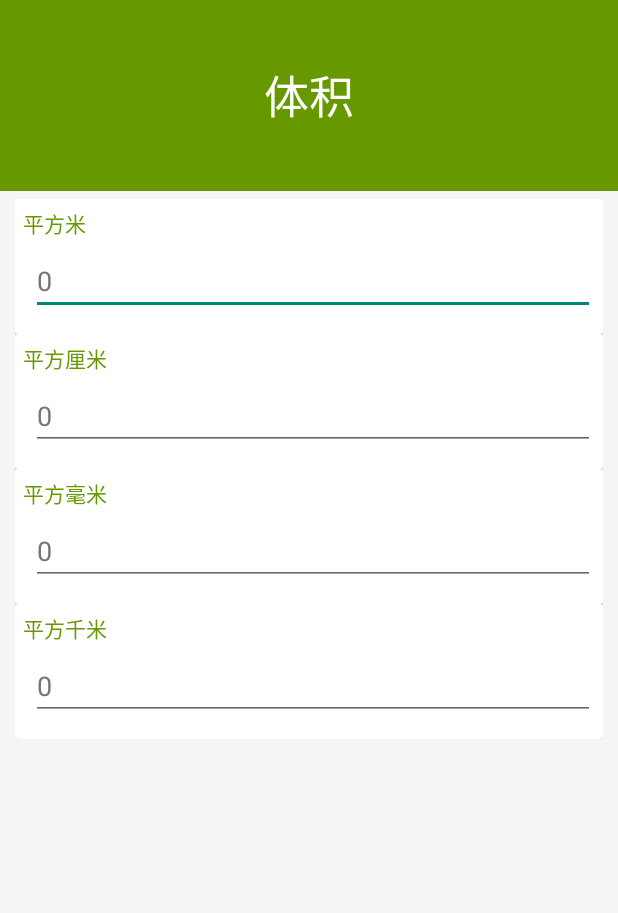
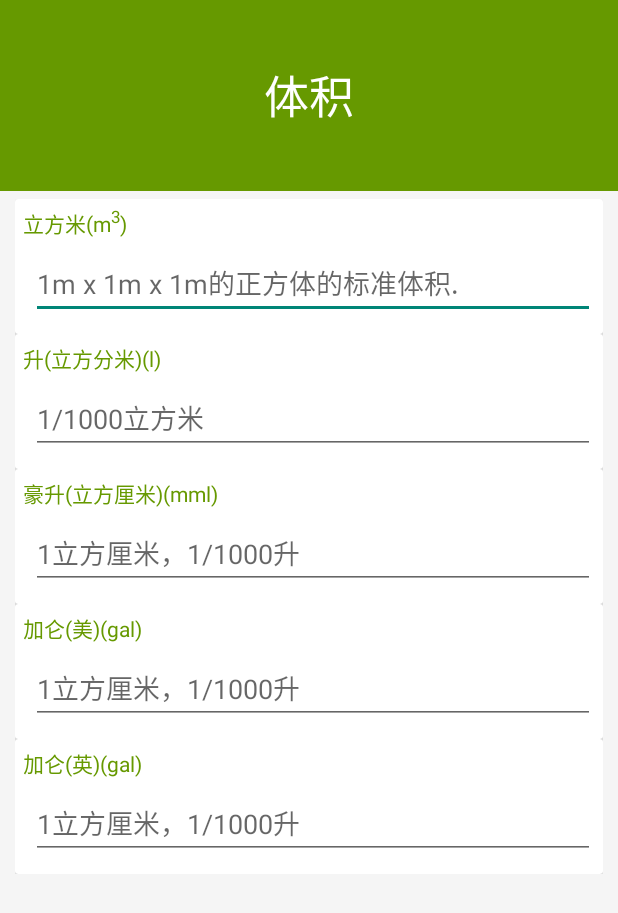
Before and after one commit to ctg168/MaterialSample, an Android app: the screen it shows after launch (MainActivity), in the side drawer, after a tap on "体积", on a phone screen of 412 x 824 dp. Shown: the top 913 px of the screen. Run offline under Robolectric (Android 15) with nearby library versions, the phone set to English and light mode, and no system bars.

Commit message:
根据不同的换算类型，设置不同的颜色，可以了。

```diff
--- a/app/src/main/java/com/terry/materialsample/HuanData.java
+++ b/app/src/main/java/com/terry/materialsample/HuanData.java
@@ -1,13 +1,16 @@
 package com.terry.materialsample;
+
+import android.text.Html;
 
 import java.math.BigDecimal;
 
 public class HuanData {
 
+    //长度
     public static class LengthHuan extends Huan {
 
         public LengthHuan() {
-            HuanItem huanItem_m = new HuanItem("米", "m[<2>]", EqualTypeEnum.Equal, new BigDecimal("1.0"), "", true, true, "光在真空中1⁄299 792 458秒走过的距离（国际单位制基本单位）");
+            HuanItem huanItem_m = new HuanItem("米", "m", EqualTypeEnum.Equal, new BigDecimal("1.0"), "", true, true, "光在真空中1⁄299 792 458秒走过的距离（国际单位制基本单位）");
             HuanItem huanItem_cm = new HuanItem("厘米", "cm", EqualTypeEnum.Equal, new BigDecimal("0.01"), "", true, false, "0.01米");
             HuanItem huanItem_mm = new HuanItem("毫米", "li", EqualTypeEnum.Equal, new BigDecimal("0.001"), "", true, false, "0.001米");
             HuanItem huanItem_km = new HuanItem("千米", "km", EqualTypeEnum.Equal, new BigDecimal("1000.0"), "", true, false, "一米的一千倍，也叫公里");
@@ -39,12 +42,13 @@ public class HuanData {
         }
     }
 
+    //面积
     public static class AreaHuan extends Huan {
         public AreaHuan() {
-            HuanItem huanItem_m =  new HuanItem("平方米", "m[<2>]", EqualTypeEnum.Equal, new BigDecimal("1.0"), "", true, true, "光在真空中1⁄299 792 458秒走过的距离（国际单位制基本单位）");
-            HuanItem huanItem_cm = new HuanItem("平方厘米", "cm", EqualTypeEnum.Equal, new BigDecimal("0.00001"), "", true, false, "0.01米");
-            HuanItem huanItem_mm = new HuanItem("平方毫米", "li", EqualTypeEnum.Equal, new BigDecimal("0.000000001"), "", true, false, "0.001米");
-            HuanItem huanItem_km = new HuanItem("平方千米", "km", EqualTypeEnum.Equal, new BigDecimal("1000000.0"), "", true, false, "一百万平方米");
+            HuanItem huanItem_m = new HuanItem("平方米", "m<small><sup>2</sup></small>", EqualTypeEnum.Equal, new BigDecimal("1.0"), "", true, true, "光在真空中1⁄299 792 458秒走过的距离（国际单位制基本单位）");
+            HuanItem huanItem_cm = new HuanItem("平方厘米", "cm<small><sup>2</sup></small>", EqualTypeEnum.Equal, new BigDecimal("0.00001"), "", true, false, "0.01米");
+            HuanItem huanItem_mm = new HuanItem("平方毫米", "mm<small><sup>2</sup></small>", EqualTypeEnum.Equal, new BigDecimal("0.000000001"), "", true, false, "0.001米");
+            HuanItem huanItem_km = new HuanItem("平方千米", "km<small><sup>2</sup></small>", EqualTypeEnum.Equal, new BigDecimal("1000000.0"), "", true, false, "一百万平方米");
 
             this.add(huanItem_m);
             this.add(huanItem_cm);
@@ -53,4 +57,38 @@ public class HuanData {
         }
     }
 
+    //体积
+    public static class VolumnHuan extends Huan {
+        public VolumnHuan() {
+            this.add(new HuanItem("立方米", "m<small><sup>3</sup></small>", EqualTypeEnum.Equal, new BigDecimal("1.0"), "", true, true, "1m x 1m x 1m的正方体的标准体积."));
+            this.add(new HuanItem("升(立方分米)", "l", EqualTypeEnum.Equal, new BigDecimal("0.001"), "", true, false, "1/1000立方米"));
+            this.add(new HuanItem("豪升(立方厘米)", "mml", EqualTypeEnum.Equal, new BigDecimal("0.001").multiply(new BigDecimal("0.001")), "", true, false, "1立方厘米，1/1000升"));
+
+            this.add(new HuanItem("加仑(美)", "gal", EqualTypeEnum.Equal, new BigDecimal("0.001"), "", true, false, "1立方厘米，1/1000升"));
+            this.add(new HuanItem("加仑(英)", "gal", EqualTypeEnum.Equal, new BigDecimal("0.001"), "", true, false, "1立方厘米，1/1000升"));
+
+        }
+    }
+
+    public static class WeightHuan extends Huan {
+        public WeightHuan() {
+            this.add(new HuanItem("千克", "kg", EqualTypeEnum.Full, new BigDecimal("1.0"), "", true, true, "约等于常温下一升纯净水的质量"));
+            this.add(new HuanItem("克", "g", EqualTypeEnum.Full, new BigDecimal("0.001"), "", true, false, "1克的千分之一"));
+            this.add(new HuanItem("磅(pound)", "lb", EqualTypeEnum.Full, new BigDecimal("0.45359237"), "", true, false, "0.45359237千克"));
+            this.add(new HuanItem("盎司", "oz av", EqualTypeEnum.Full, new BigDecimal("0.001").multiply(new BigDecimal("28.349523125")), "", true, false, "1/16 磅"));
+        }
+    }
+
+    public static class DataStorageHuan extends Huan {
+        public DataStorageHuan() {
+            this.add(new HuanItem("比特", "b", EqualTypeEnum.Full,         new BigDecimal("1.0"), "", true, true, "1比特"));
+            this.add(new HuanItem("字节", "B", EqualTypeEnum.Full,         new BigDecimal("8"), "", true, false, "一个字节等于8个比特"));
+            this.add(new HuanItem("千字节", "KB", EqualTypeEnum.Full,      new BigDecimal("8").multiply(new BigDecimal("1024")), "", true, false, "1024个字节"));
+            this.add(new HuanItem("兆字节", "MB", EqualTypeEnum.Full,      new BigDecimal("8").multiply(new BigDecimal("1024")).multiply(new BigDecimal("1024")), "", true, false, "1024<small><sup>2</sup></small>个字节"));
+            this.add(new HuanItem("千兆字节", "GB", EqualTypeEnum.Full,    new BigDecimal("8").multiply(new BigDecimal("1024")).multiply(new BigDecimal("1024")).multiply(new BigDecimal("1024")), "", true, false, "1024<small><sup>3</sup></small>个字节"));
+            this.add(new HuanItem("太字节", "TB", EqualTypeEnum.Full,      new BigDecimal("8").multiply(new BigDecimal("1024")).multiply(new BigDecimal("1024")).multiply(new BigDecimal("1024")).multiply(new BigDecimal("1024")), "", true, false, "1024<small><sup>4</sup></small>个字节"));
+            this.add(new HuanItem("拍字节", "PB", EqualTypeEnum.Full,      new BigDecimal("8").multiply(new BigDecimal("1024")).multiply(new BigDecimal("1024")).multiply(new BigDecimal("1024")).multiply(new BigDecimal("1024")).multiply(new BigDecimal("1024")), "", true, false, "1024<small><sup>5</sup></small>个字节"));
+            this.add(new HuanItem("艾字节", "EB", EqualTypeEnum.Full,      new BigDecimal("8").multiply(new BigDecimal("1024")).multiply(new BigDecimal("1024")).multiply(new BigDecimal("1024")).multiply(new BigDecimal("1024")).multiply(new BigDecimal("1024")).multiply(new BigDecimal("1024")), "", true, false, "1024<small><sup>6</sup></small>个字节"));
+        }
+    }
 }
--- a/app/src/main/java/com/terry/materialsample/HuanFragment.java
+++ b/app/src/main/java/com/terry/materialsample/HuanFragment.java
@@ -4,6 +4,7 @@ import android.app.Activity;
 import android.net.Uri;
 import android.os.Bundle;
 import android.support.v7.widget.CardView;
+import android.text.Html;
 import android.view.LayoutInflater;
 import android.view.View;
 import android.view.ViewGroup;
@@ -45,42 +46,44 @@ public class HuanFragment extends BaseFragment {
 
     public void LoadData() {
         System.out.println("HuanFragment.LoadData");
-        if (mItem.equals(getResources().getString(R.string.menu_huan_title_01))) {
+        if (mItem.equals(getResources().getString(R.string.menu_huan_title_Length))) {
             CurrentHuan = new HuanData.LengthHuan();
             CurrentThemeColor = getResources().getColor(R.color.app_blue);
-        } else if (mItem.equals(getResources().getString(R.string.menu_huan_title_02))) {
+        } else if (mItem.equals(getResources().getString(R.string.menu_huan_title_Area))) {
             CurrentHuan = new HuanData.AreaHuan();
             CurrentThemeColor = getResources().getColor(R.color.app_green);
-        } else if (mItem.equals(getResources().getString(R.string.menu_huan_title_03))) {
-            CurrentHuan = new HuanData.AreaHuan();
+        } else if (mItem.equals(getResources().getString(R.string.menu_huan_title_Volume))) {
+            CurrentHuan = new HuanData.VolumnHuan();
             CurrentThemeColor = getResources().getColor(R.color.app_green_dark);
-        } else if (mItem.equals(getResources().getString(R.string.menu_huan_title_04))) {
-            CurrentHuan = new HuanData.AreaHuan();
+        } else if (mItem.equals(getResources().getString(R.string.menu_huan_title_Weight))) {
+            CurrentHuan = new HuanData.WeightHuan();
             CurrentThemeColor = getResources().getColor(R.color.app_blue_dark);
-        } else if (mItem.equals(getResources().getString(R.string.menu_huan_title_05))) {
-            CurrentHuan = new HuanData.AreaHuan();
+        } else if (mItem.equals(getResources().getString(R.string.menu_huan_title_DigitalStorage))) {
+            CurrentHuan = new HuanData.DataStorageHuan();
             CurrentThemeColor = getResources().getColor(R.color.app_orange);
-        } else if (mItem.equals(getResources().getString(R.string.menu_huan_title_06))) {
+        } else if (mItem.equals(getResources().getString(R.string.menu_huan_title_Density))) {
             CurrentHuan = new HuanData.AreaHuan();
             CurrentThemeColor = getResources().getColor(R.color.app_orange_dark);
-        } else if (mItem.equals(getResources().getString(R.string.menu_huan_title_07))) {
+        } else if (mItem.equals(getResources().getString(R.string.menu_huan_title_Force))) {
             CurrentHuan = new HuanData.AreaHuan();
             CurrentThemeColor = getResources().getColor(R.color.app_purple);
-        } else if (mItem.equals(getResources().getString(R.string.menu_huan_title_08))) {
+        } else if (mItem.equals(getResources().getString(R.string.menu_huan_title_Pressure))) {
             CurrentHuan = new HuanData.AreaHuan();
             CurrentThemeColor = getResources().getColor(R.color.app_purple_dark);
-        } else if (mItem.equals(getResources().getString(R.string.menu_huan_title_09))) {
+        } else if (mItem.equals(getResources().getString(R.string.menu_huan_title_Power))) {
             CurrentHuan = new HuanData.AreaHuan();
             CurrentThemeColor = getResources().getColor(R.color.app_red);
-        } else if (mItem.equals(getResources().getString(R.string.menu_huan_title_10))) {
+        } else if (mItem.equals(getResources().getString(R.string.menu_huan_title_Temperature))) {
             CurrentHuan = new HuanData.AreaHuan();
             CurrentThemeColor = getResources().getColor(R.color.app_red_dark);
-        } else if (mItem.equals(getResources().getString(R.string.menu_huan_title_11))) {
+        } else if (mItem.equals(getResources().getString(R.string.menu_huan_title_Power))) {
             CurrentHuan = new HuanData.AreaHuan();
             CurrentThemeColor = getResources().getColor(R.color.md_light_blue_600);
+        } else if (mItem.equals(getResources().getString(R.string.menu_huan_title_Speed))) {
+            CurrentHuan = new HuanData.AreaHuan();
+            CurrentThemeColor = getResources().getColor(R.color.md_light_green_600);
         } else {
-            CurrentHuan = new HuanData.LengthHuan();
-            CurrentThemeColor = getResources().getColor(R.color.md_light_green_600);
+            throw new RuntimeException("stub!");
         }
     }
 
@@ -118,23 +121,23 @@ public class HuanFragment extends BaseFragment {
 
 
         for (HuanItem item : CurrentHuan) {
+            item.EditorId = ++editorId;
 
             CardView cardView = (CardView) LayoutInflater.from(this.getActivity()).inflate(R.layout.huan_item_layout, lstMain, false);
 
             TextView textView = (TextView) cardView.findViewById(R.id.item_name);
-            textView.setText(item.ItemName);
+
+            textView.setText(Html.fromHtml(String.format("%s(%s)", item.ItemName, item.Symbol)));
+
             textView.setTextColor(this.CurrentThemeColor);
 
             HuanItemEditText editText = (HuanItemEditText) cardView.findViewById(R.id.item_value_editor);
+            editText.setId(item.EditorId);
             editText.setEditItem(item);
-            editText.setText(String.valueOf(BigDecimal.ZERO));
             editText.setTextColor(getResources().getColor(R.color.md_grey_600));
-
-            item.EditorId = ++editorId;
-            editText.setId(item.EditorId);
+            editText.setHint(Html.fromHtml(item.ItemDesc));
 
             HuanTextWatcher watcher = new HuanTextWatcher(lstMain, item, editText, CurrentHuan);
-
             editText.addTextChangedListener(watcher);
 
 //            Animation animation = new TranslateAnimation(200,0,0,0);
--- a/app/src/main/java/com/terry/materialsample/HuanItem.java
+++ b/app/src/main/java/com/terry/materialsample/HuanItem.java
@@ -23,13 +23,13 @@ public class HuanItem {
     public BigDecimal Value;              //计算出的值
 
     public HuanItem(String itemName, String symbol, EqualTypeEnum equalType, BigDecimal formula, String formulaDesc, boolean isCommon, boolean isSI, String itemDesc) {
-        EqualType = equalType;
+        this.EqualType = equalType;
         this.formula = formula;
         this.formulaDesc = formulaDesc;
-        IsCommon = isCommon;
-        IsSI = isSI;
-        ItemDesc = itemDesc;
-        ItemName = itemName;
-        Symbol = symbol;
+        this.IsCommon = isCommon;
+        this.IsSI = isSI;
+        this.ItemDesc = itemDesc;
+        this.ItemName = itemName;
+        this.Symbol = symbol;
     }
 }
--- a/app/src/main/java/com/terry/materialsample/HuanTextWatcher.java
+++ b/app/src/main/java/com/terry/materialsample/HuanTextWatcher.java
@@ -49,8 +49,9 @@ public class HuanTextWatcher implements TextWatcher {
         SourceItem = Sender.getEditItem(); //编辑项
 
         if (s.length() > 0) {
+
             //文本值转换成标准值
-            BigDecimal StdValue = new BigDecimal(s.toString()).multiply(SourceItem.formula);
+            BigDecimal StdValue = new BigDecimal(s.toString().replace(",", "")).multiply(SourceItem.formula);
 
 
             DecimalFormat decimalFormat = (DecimalFormat) DecimalFormat.getInstance(Locale.CHINESE);
--- a/app/src/main/res/layout/huan_item_layout.xml
+++ b/app/src/main/res/layout/huan_item_layout.xml
@@ -35,7 +35,9 @@
                 android:layout_width="match_parent"
                 android:layout_height="wrap_content"
                 android:inputType="numberDecimal"
-                android:textCursorDrawable="@null"/>
+                android:textCursorDrawable="@null"
+
+                />
 
         </FrameLayout>
 
--- a/app/src/main/res/menu/menu_drawer_view.xml
+++ b/app/src/main/res/menu/menu_drawer_view.xml
@@ -2,23 +2,25 @@
 <menu xmlns:android="http://schemas.android.com/apk/res/android">
 
     <group android:checkableBehavior="single" android:id="@+id/menu_group_huan">
-        <item android:icon="@mipmap/ic_forum" android:title="@string/menu_huan_title_01"/>
-        <item android:icon="@mipmap/ic_forum" android:title="@string/menu_huan_title_02"/>
-        <item android:icon="@mipmap/ic_forum" android:title="@string/menu_huan_title_03"/>
-        <item android:icon="@mipmap/ic_forum" android:title="@string/menu_huan_title_04"/>
-        <item android:icon="@mipmap/ic_forum" android:title="@string/menu_huan_title_05"/>
-        <item android:icon="@mipmap/ic_forum" android:title="@string/menu_huan_title_06"/>
-        <item android:icon="@mipmap/ic_forum" android:title="@string/menu_huan_title_07"/>
-        <item android:icon="@mipmap/ic_forum" android:title="@string/menu_huan_title_08"/>
-        <item android:icon="@mipmap/ic_forum" android:title="@string/menu_huan_title_09"/>
-        <item android:icon="@mipmap/ic_forum" android:title="@string/menu_huan_title_10"/>
-        <item android:icon="@mipmap/ic_forum" android:title="@string/menu_huan_title_11"/>
+        <item android:icon="@mipmap/ic_forum" android:title="@string/menu_huan_title_Length"/>
+        <item android:icon="@mipmap/ic_forum" android:title="@string/menu_huan_title_Area"/>
+        <item android:icon="@mipmap/ic_forum" android:title="@string/menu_huan_title_Volume"/>
+        <item android:icon="@mipmap/ic_forum" android:title="@string/menu_huan_title_Weight"/>
+        <item android:icon="@mipmap/ic_forum" android:title="@string/menu_huan_title_Density"/>
+        <item android:icon="@mipmap/ic_forum" android:title="@string/menu_huan_title_DigitalStorage"/>
+        <item android:icon="@mipmap/ic_forum" android:title="@string/menu_huan_title_Force"/>
+        <item android:icon="@mipmap/ic_forum" android:title="@string/menu_huan_title_Pressure"/>
+        <item android:icon="@mipmap/ic_forum" android:title="@string/menu_huan_title_Temperature"/>
+        <item android:icon="@mipmap/ic_forum" android:title="@string/menu_huan_title_Power"/>
+        <item android:icon="@mipmap/ic_forum" android:title="@string/menu_huan_title_Speed"/>
     </group>
 
     <group android:checkableBehavior="single" android:id="@+id/menu_group_dui">
-        <item android:icon="@mipmap/ic_event" android:title="@string/menu_dui_title_01"/>
-        <item android:icon="@mipmap/ic_event" android:title="@string/menu_dui_title_02"/>
-        <item android:icon="@mipmap/ic_event" android:title="@string/menu_dui_title_03"/>
+        <item android:icon="@mipmap/ic_event" android:title="@string/menu_dui_title_Currency"/>
+        <item android:icon="@mipmap/ic_event" android:title="@string/menu_dui_title_Interest"/>
+        <item android:icon="@mipmap/ic_event" android:title="@string/menu_dui_title_Fund"/>
+        <item android:icon="@mipmap/ic_event" android:title="@string/menu_dui_title_CarLoan"/>
+        <item android:icon="@mipmap/ic_event" android:title="@string/menu_dui_title_MortgageRates"/>
     </group>
 
     <!--<item android:title="单位换算">-->
--- a/app/src/main/res/values/strings.xml
+++ b/app/src/main/res/values/strings.xml
@@ -4,27 +4,23 @@
     <string name="hello_world">Hello world!</string>
     <string name="action_settings">Settings</string>
 
-    <string name="menu_huan_title_01">长度</string>
-    <string name="menu_huan_title_02">面积</string>
-    <string name="menu_huan_title_03">体积</string>
-    <string name="menu_huan_title_04">质量</string>
-    <string name="menu_huan_title_05">密度</string>
-    <string name="menu_huan_title_06">数据存储</string>
-    <string name="menu_huan_title_07">克拉</string>
-    <string name="menu_huan_title_08">常用单位</string>
-    <string name="menu_huan_title_09">力</string>
-    <string name="menu_huan_title_10">压强</string>
-    <string name="menu_huan_title_11">温度</string>
-    <string name="menu_huan_title_14">比热容</string>
-    <string name="menu_huan_title_15">热功</string>
-    <string name="menu_huan_title_16">功率</string>
-    <string name="menu_huan_title_17">速度</string>
+    <string name="menu_huan_title_Length">长度</string>
+    <string name="menu_huan_title_Area">面积</string>
+    <string name="menu_huan_title_Volume">体积</string>
+    <string name="menu_huan_title_Weight">重量</string>
+    <string name="menu_huan_title_Density">密度</string>
+    <string name="menu_huan_title_DigitalStorage">数据存储</string>
+    <string name="menu_huan_title_Force">力</string>
+    <string name="menu_huan_title_Pressure">压强</string>
+    <string name="menu_huan_title_Temperature">温度</string>
+    <string name="menu_huan_title_Power">功率</string>
+    <string name="menu_huan_title_Speed">速度</string>
 
-    <string name="menu_dui_title_01">货币兑换</string>
-    <string name="menu_dui_title_02">银行利率</string>
-    <string name="menu_dui_title_03">公积金计算</string>
-    <string name="menu_dui_title_04">车贷计算</string>
-    <string name="menu_dui_title_05">房贷计算</string>
+    <string name="menu_dui_title_Currency">货币兑换</string>
+    <string name="menu_dui_title_Interest">银行利率</string>
+    <string name="menu_dui_title_Fund">公积金计算</string>
+    <string name="menu_dui_title_CarLoan">车贷计算</string>
+    <string name="menu_dui_title_MortgageRates">房贷计算</string>
 
 <!-- TODO: Remove or change this placeholder text -->
     <string name="hello_blank_fragment">Hello blank fragment</string>
```
